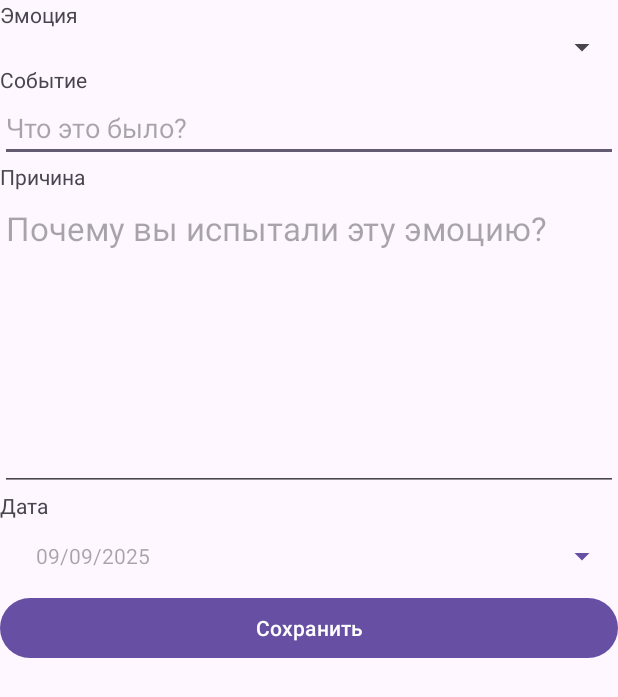
After one commit to Hamjoshua/MoodNote, an Android app: the layout fragment_note.xml on its own in the app's theme, with its tools: preview values and no code run, on a phone screen of 412 x 824 dp. The commit adds this screen. Shown: the top 697 px of the screen. Run offline under Robolectric (Android 15) with nearby library versions, the phone set to English and light mode, and no system bars.

Commit message:
Добавлены заглушки для фрагментов

```diff
--- /dev/null
+++ b/app/src/main/res/drawable/baseline_add_24.xml
@@ -0,0 +1,5 @@
+<vector android:height="24dp" android:tint="#000000"
+    android:viewportHeight="24" android:viewportWidth="24"
+    android:width="24dp" xmlns:android="http://schemas.android.com/apk/res/android">
+    <path android:fillColor="@android:color/white" android:pathData="M19,13h-6v6h-2v-6H5v-2h6V5h2v6h6v2z"/>
+</vector>
--- /dev/null
+++ b/app/src/main/res/layout/fragment_note.xml
@@ -0,0 +1,72 @@
+<?xml version="1.0" encoding="utf-8"?>
+<androidx.constraintlayout.widget.ConstraintLayout xmlns:android="http://schemas.android.com/apk/res/android"
+    android:layout_width="match_parent"
+    android:layout_height="match_parent">
+
+    <LinearLayout
+        android:orientation="vertical"
+        android:layout_width="match_parent"
+        android:layout_height="match_parent">
+
+        <TextView
+            android:text="Эмоция"
+            android:layout_width="match_parent"
+            android:layout_height="wrap_content">
+        </TextView>
+
+        <Spinner
+            android:id="@+id/emotionSpinner"
+            android:layout_width="match_parent"
+            android:layout_height="wrap_content" />
+
+        <TextView
+            android:text="Событие"
+            android:layout_width="match_parent"
+            android:layout_height="wrap_content">
+        </TextView>
+
+        <EditText
+            android:hint="Что это было?"
+            android:id="@+id/eventEditText"
+            android:layout_width="match_parent"
+            android:layout_height="wrap_content">
+        </EditText>
+
+        <TextView
+            android:text="Причина"
+            android:layout_width="match_parent"
+            android:layout_height="wrap_content">
+        </TextView>
+        <EditText
+            android:gravity="top|start"
+            style="@style/TextAppearance.AppCompat.Large"
+            android:id="@+id/reasonEditText"
+            android:hint="Почему вы испытали эту эмоцию?"
+            android:minHeight="200sp"
+            android:layout_width="match_parent"
+            android:layout_height="wrap_content">
+        </EditText>
+
+        <TextView
+            android:text="Дата"
+            android:layout_width="match_parent"
+            android:layout_height="wrap_content">
+        </TextView>
+        <Button
+            android:id="@+id/dateButton"
+            style="@style/Widget.AppCompat.Spinner"
+            android:layout_width="match_parent"
+            android:layout_height="wrap_content"
+            android:hint="09/09/2025">
+
+        </Button>
+
+        <Button
+            android:text="Сохранить"
+            android:id="@+id/saveButton"
+            android:layout_width="match_parent"
+            android:layout_height="wrap_content">
+        </Button>
+    </LinearLayout>
+
+</androidx.constraintlayout.widget.ConstraintLayout>
--- /dev/null
+++ b/app/src/main/res/menu/main_menu.xml
@@ -0,0 +1,2 @@
+<?xml version="1.0" encoding="utf-8"?>
+<menu xmlns:android="http://schemas.android.com/apk/res/android"/>
--- /dev/null
+++ b/app/src/main/res/navigation/nav_graph.xml
@@ -0,0 +1,6 @@
+<?xml version="1.0" encoding="utf-8"?>
+<navigation xmlns:android="http://schemas.android.com/apk/res/android"
+    xmlns:app="http://schemas.android.com/apk/res-auto"
+    android:id="@+id/nav_graph">
+
+</navigation>
--- a/app/src/main/res/values/strings.xml
+++ b/app/src/main/res/values/strings.xml
@@ -1,3 +1,5 @@
 <resources>
     <string name="app_name">MoodNote</string>
+    <!-- TODO: Remove or change this placeholder text -->
+    <string name="hello_blank_fragment">Hello blank fragment</string>
 </resources>
```
Also changed, not shown: app/src/main/java/com/example/moodnote/ui/FilterFragment.kt (added, +60 -0 lines), app/src/main/java/com/example/moodnote/ui/MainFragment.kt (added, +60 -0 lines), app/src/main/java/com/example/moodnote/ui/NoteFragment.kt (added, +21 -0 lines), app/src/main/java/com/example/moodnote/ui/StatsFragment.kt (added, +14 -0 lines), app/src/main/res/layout/fragment_filter.xml (added, +51 -0 lines), app/src/main/res/layout/fragment_main.xml (added, +39 -0 lines), app/src/main/res/layout/fragment_stats.xml (added, +15 -0 lines).
